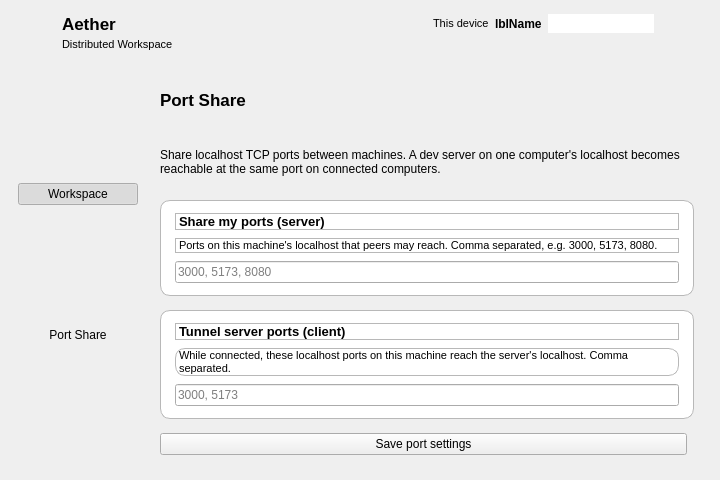
The window that src/lib/gui/MainWindow.ui (RimoraStudio/Aether) describes before a commit, drawn with Qt 5.
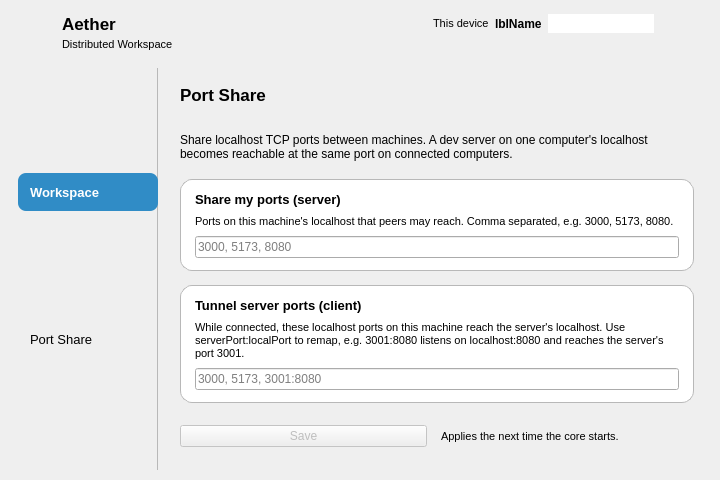
The same window after the commit. The open tabs and pages were chosen to show the change. Icons and pictures are not drawn.

Commit message: Port Share: support serverPort:localPort remapping and UX polish

What changed in the file:
```diff
--- a/src/lib/gui/MainWindow.ui
+++ b/src/lib/gui/MainWindow.ui
@@ -322,16 +322,22 @@
        <widget class="QWidget" name="navRail" native="true">
         <property name="minimumSize">
          <size>
-          <width>120</width>
+          <width>140</width>
           <height>0</height>
          </size>
         </property>
         <property name="maximumSize">
          <size>
-          <width>120</width>
+          <width>140</width>
           <height>16777215</height>
          </size>
         </property>
+        <property name="styleSheet">
+         <string>QWidget#navRail { border-right: 1px solid palette(mid); }
+QPushButton#navWorkspace, QPushButton#navPortShare { border: none; border-radius: 8px; padding: 8px 12px; text-align: left; font-size: 13px; min-height: 22px; icon-size: 16px; color: palette(text); background: transparent; }
+QPushButton#navWorkspace:hover:!checked, QPushButton#navPortShare:hover:!checked { background: palette(alternate-base); }
+QPushButton#navWorkspace:checked, QPushButton#navPortShare:checked { background: palette(highlight); color: palette(highlighted-text); font-weight: 600; }</string>
+        </property>
         <layout class="QVBoxLayout" name="navLayout">
          <property name="spacing">
           <number>4</number>
@@ -1098,6 +1104,31 @@
       </layout>
      </widget>
         <widget class="QWidget" name="portSharePage" native="true">
+         <layout class="QVBoxLayout" name="portSharePageLayout">
+          <property name="leftMargin">
+           <number>0</number>
+          </property>
+          <property name="topMargin">
+           <number>0</number>
+          </property>
+          <property name="rightMargin">
+           <number>0</number>
+          </property>
+          <property name="bottomMargin">
+           <number>0</number>
+          </property>
+          <item>
+           <widget class="QScrollArea" name="portShareScroll">
+            <property name="frameShape">
+             <enum>QFrame::Shape::NoFrame</enum>
+            </property>
+            <property name="widgetResizable">
+             <bool>true</bool>
+            </property>
+            <property name="horizontalScrollBarPolicy">
+             <enum>Qt::ScrollBarPolicy::ScrollBarAlwaysOff</enum>
+            </property>
+            <widget class="QWidget" name="portShareScrollContent" native="true">
          <layout class="QVBoxLayout" name="portShareLayout">
           <property name="spacing">
            <number>14</number>
@@ -1143,7 +1174,7 @@
              <enum>QFrame::Shape::StyledPanel</enum>
             </property>
             <property name="styleSheet">
-             <string>QFrame { border: 1px solid palette(mid); border-radius: 10px; background: palette(base); }</string>
+             <string>QFrame#portShareServerCard { border: 1px solid palette(mid); border-radius: 12px; background: palette(base); }</string>
             </property>
             <layout class="QVBoxLayout" name="portShareServerLayout">
              <property name="spacing">
@@ -1200,7 +1231,7 @@
              <enum>QFrame::Shape::StyledPanel</enum>
             </property>
             <property name="styleSheet">
-             <string>QFrame { border: 1px solid palette(mid); border-radius: 10px; background: palette(base); }</string>
+             <string>QFrame#portShareClientCard { border: 1px solid palette(mid); border-radius: 12px; background: palette(base); }</string>
             </property>
             <layout class="QVBoxLayout" name="portShareClientLayout">
              <property name="spacing">
@@ -1237,14 +1268,14 @@
                 <string>font-size: 11px;</string>
                </property>
                <property name="text">
-                <string>While connected, these localhost ports on this machine reach the server's localhost. Comma separated.</string>
+                <string>While connected, these localhost ports on this machine reach the server's localhost. Use serverPort:localPort to remap, e.g. 3001:8080 listens on localhost:8080 and reaches the server's port 3001.</string>
                </property>
               </widget>
              </item>
              <item>
               <widget class="QLineEdit" name="editForwardPorts">
                <property name="placeholderText">
-                <string>3000, 5173</string>
+                <string>3000, 5173, 3001:8080</string>
                </property>
               </widget>
              </item>
@@ -1255,8 +1286,24 @@
            <layout class="QHBoxLayout" name="portShareButtonRow">
             <item>
              <widget class="QPushButton" name="btnSavePortShare">
+              <property name="enabled">
+               <bool>false</bool>
+              </property>
               <property name="text">
-               <string>Save port settings</string>
+               <string>Save</string>
+              </property>
+             </widget>
+            </item>
+            <item>
+             <widget class="QLabel" name="lblPortShareNote">
+              <property name="wordWrap">
+               <bool>true</bool>
+              </property>
+              <property name="styleSheet">
+               <string>font-size: 11px;</string>
+              </property>
+              <property name="text">
+               <string>Applies the next time the core starts.</string>
               </property>
              </widget>
             </item>
@@ -1278,7 +1325,11 @@
           </item>
          </layout>
         </widget>
-       </widget>
+        </widget>
+       </item>
+      </layout>
+     </widget>
+     </widget>
       </item>
      </layout>
     </item>
```
The commit also changes 7 other files.
